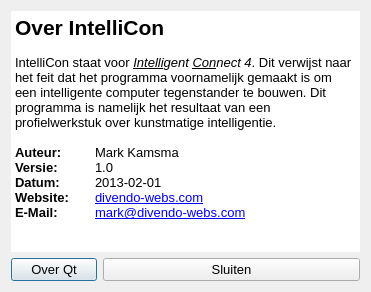
Old version of the form dialogabout.ui in the repository Divendo/intellicon.
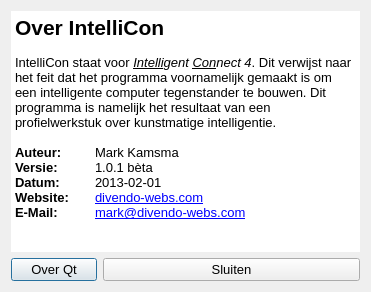
New version of the form. Icons and pictures are not drawn.

Commit message: Changed the version to 1.0.1 beta during the development of version 1.0.1

Diff of the .ui file:
```diff
--- a/dialogabout.ui
+++ b/dialogabout.ui
@@ -51,7 +51,7 @@
 &lt;p style=&quot; margin-top:0px; margin-bottom:0px; margin-left:0px; margin-right:0px; -qt-block-indent:0; text-indent:0px;&quot;&gt;IntelliCon staat voor &lt;span style=&quot; font-style:italic; text-decoration: underline;&quot;&gt;Intelli&lt;/span&gt;&lt;span style=&quot; font-style:italic;&quot;&gt;gent &lt;/span&gt;&lt;span style=&quot; font-style:italic; text-decoration: underline;&quot;&gt;Con&lt;/span&gt;&lt;span style=&quot; font-style:italic;&quot;&gt;nect 4&lt;/span&gt;. Dit verwijst naar het feit dat het programma voornamelijk gemaakt is om een intelligente computer tegenstander te bouwen. Dit programma is namelijk het resultaat van een profielwerkstuk over kunstmatige intelligentie.&lt;/p&gt;
 &lt;p style=&quot;-qt-paragraph-type:empty; margin-top:0px; margin-bottom:0px; margin-left:0px; margin-right:0px; -qt-block-indent:0; text-indent:0px;&quot;&gt;&lt;/p&gt;
 &lt;p style=&quot; margin-top:0px; margin-bottom:0px; margin-left:0px; margin-right:0px; -qt-block-indent:0; text-indent:0px;&quot;&gt;&lt;span style=&quot; font-weight:600;&quot;&gt;Auteur:&lt;/span&gt;	Mark Kamsma&lt;/p&gt;
-&lt;p style=&quot; margin-top:0px; margin-bottom:0px; margin-left:0px; margin-right:0px; -qt-block-indent:0; text-indent:0px;&quot;&gt;&lt;span style=&quot; font-weight:600;&quot;&gt;Versie:&lt;/span&gt;	1.0&lt;/p&gt;
+&lt;p style=&quot; margin-top:0px; margin-bottom:0px; margin-left:0px; margin-right:0px; -qt-block-indent:0; text-indent:0px;&quot;&gt;&lt;span style=&quot; font-weight:600;&quot;&gt;Versie:&lt;/span&gt;	1.0.1 bèta&lt;/p&gt;
 &lt;p style=&quot; margin-top:0px; margin-bottom:0px; margin-left:0px; margin-right:0px; -qt-block-indent:0; text-indent:0px;&quot;&gt;&lt;span style=&quot; font-weight:600;&quot;&gt;Datum:&lt;/span&gt;	2013-02-01&lt;/p&gt;
 &lt;p style=&quot; margin-top:0px; margin-bottom:0px; margin-left:0px; margin-right:0px; -qt-block-indent:0; text-indent:0px;&quot;&gt;&lt;span style=&quot; font-weight:600;&quot;&gt;Website:&lt;/span&gt;	&lt;a href=&quot;http://divendo-webs.com&quot;&gt;&lt;span style=&quot; text-decoration: underline; color:#0000ff;&quot;&gt;divendo-webs.com&lt;/span&gt;&lt;/a&gt;&lt;/p&gt;
 &lt;p style=&quot; margin-top:0px; margin-bottom:0px; margin-left:0px; margin-right:0px; -qt-block-indent:0; text-indent:0px;&quot;&gt;&lt;span style=&quot; font-weight:600;&quot;&gt;E-Mail:&lt;/span&gt;	&lt;a href=&quot;mailto:mark@divendo-webs.com&quot;&gt;&lt;span style=&quot; text-decoration: underline; color:#0000ff;&quot;&gt;mark@divendo-webs.com&lt;/span&gt;&lt;/a&gt;&lt;/p&gt;&lt;/body&gt;&lt;/html&gt;</string>
```
